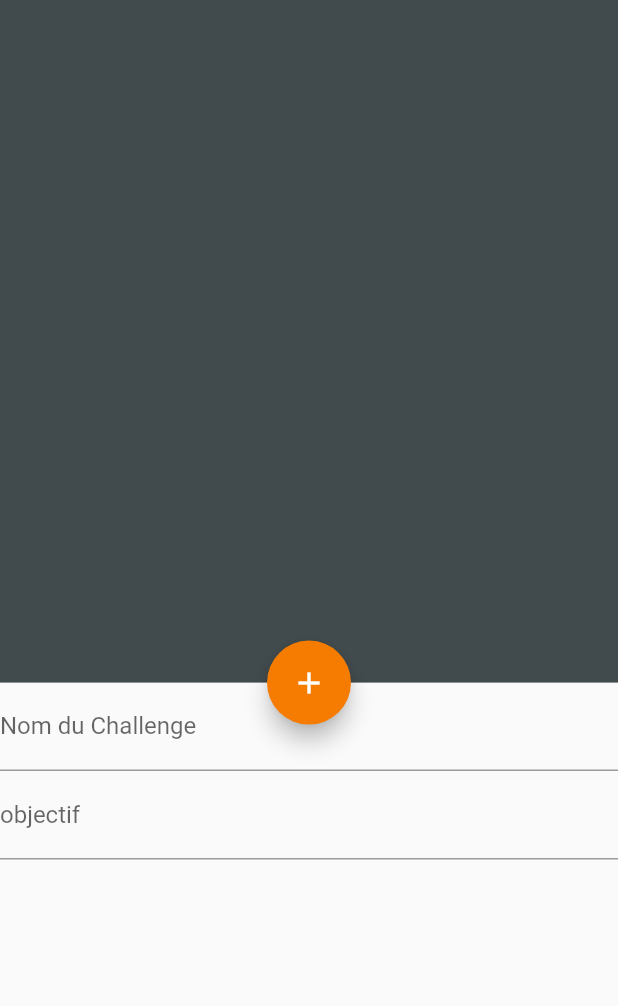
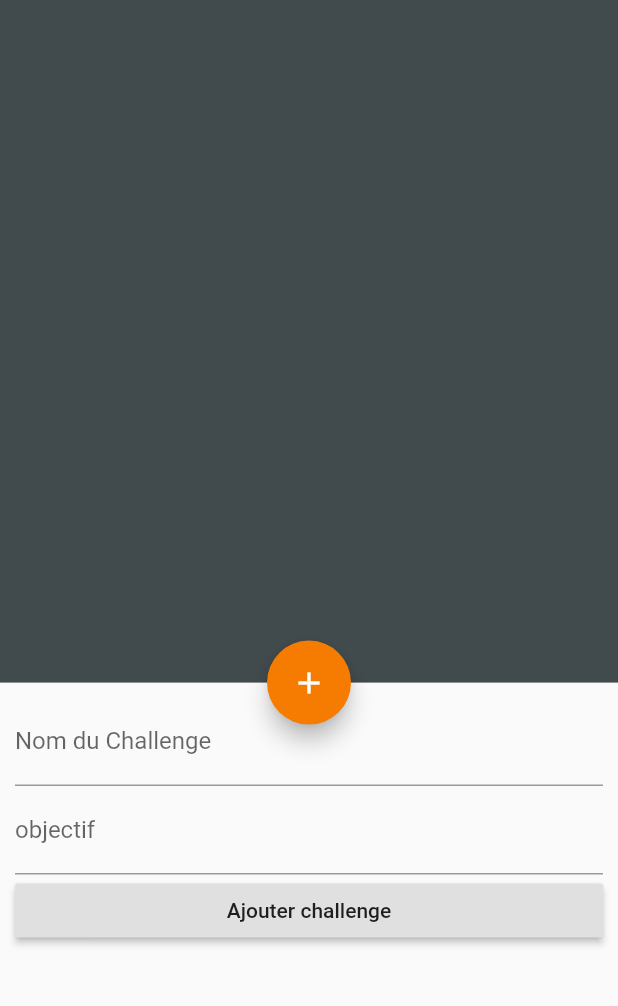
Before and after one commit to MarcelALng/icandoit2021, a Flutter app: the screen it shows after launch, after a tap on the "add" icon, on a phone screen of 412 x 824 dp, the part 59-1065 px from its top. Run offline on Flutter 3.47's test engine with Material 2 defaults, Android fonts, the phone set to English and light mode, and no system bars.

Commit message:
add raised button ajouter challenge

```diff
--- a/lib/screens/home_screen.dart
+++ b/lib/screens/home_screen.dart
@@ -40,6 +40,8 @@ class _HomeState extends State<Home> {
           child: Form(
             // each form need one KEY
             key: formkey,
+            child: Padding(
+              padding: const EdgeInsets.all(10.0),
               child: ListView(
                 children: <Widget>[
                   TextFormField(
@@ -52,7 +54,12 @@ class _HomeState extends State<Home> {
                       labelText: "objectif",
                     ),
                   ),
+                  RaisedButton(
+                    onPressed: () {},
+                    child: Text("Ajouter challenge"),
+                  ),
                 ],
+              ),
             ),
           ));
     });
```
Lines whose indentation alone changed are shown as unchanged.
